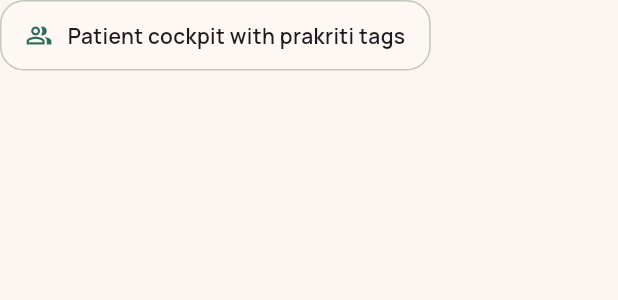
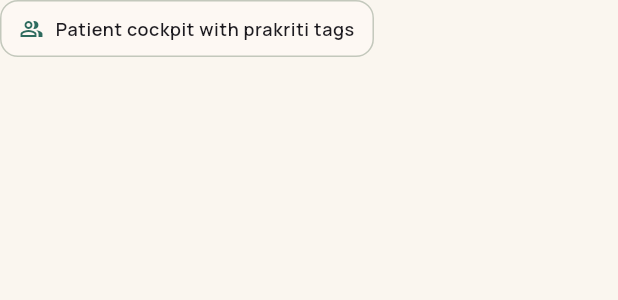
Before and after one commit to krrish-sehgal/SIH_Nutrition_app, a Flutter app: the _HighlightChip widget shown alone on an empty page, opened directly, on a phone screen of 412 x 824 dp. Shown: the top 300 px of the screen. Run offline on Flutter 3.47's test engine with Material 3 defaults, Android fonts, the phone set to English and light mode, and no system bars; our stand-ins replace camera, fl_chart, flutter_dotenv, flutter_gemini, google_fonts, image_picker and 1 more; missing offline and left inert: flutter_flip_card; accounts and stored records are empty; project files that could hold a hidden picture were left out.

Commit message:
fix: welcome screen

```diff
--- a/nutrition_app/lib/pages/welcome_screen.dart
+++ b/nutrition_app/lib/pages/welcome_screen.dart
@@ -80,37 +80,38 @@ class WelcomeScreen extends StatelessWidget {
                         ),
                       ),
                     ),
-                    const Spacer(),
-                    Container(
+                    Flexible(
+                      child: Container(
                         width: double.infinity,
                         decoration: AppDecorations.glassSurface(context: context),
-                      padding: const EdgeInsets.all(24),
+                        padding: const EdgeInsets.all(20),
+                        margin: const EdgeInsets.only(top: 20),
                         child: Column(
                           crossAxisAlignment: CrossAxisAlignment.start,
+                          mainAxisSize: MainAxisSize.min,
                           children: [
                             Text(
                               'Prototype showcase',
                               style: theme.textTheme.titleLarge,
                             ),
-                          const SizedBox(height: 12),
-                          Wrap(
-                            spacing: 16,
-                            runSpacing: 12,
-                            children: const [
+                            const SizedBox(height: 10),
+                            const Wrap(
+                              spacing: 12,
+                              runSpacing: 8,
+                              alignment: WrapAlignment.start,
+                              children: [
                                 _HighlightChip(
                                     icon: Icons.people_alt_outlined,
                                     label: 'Patient cockpit with prakriti tags'),
                                 _HighlightChip(
                                     icon: Icons.auto_awesome,
-                                  label:
-                                      'AI diet generator with rasa/virya context'),
+                                    label: 'AI diet generator with rasa/virya context'),
                                 _HighlightChip(
                                     icon: Icons.notifications_active_outlined,
-                                  label:
-                                      'Patient reminders & swap experiences'),
+                                    label: 'Patient reminders & swap experiences'),
                               ],
                             ),
-                          const SizedBox(height: 24),
+                            const SizedBox(height: 20),
                             Row(
                               children: [
                                 Expanded(
@@ -134,6 +135,7 @@ class WelcomeScreen extends StatelessWidget {
                           ],
                         ),
                       ),
+                    ),
                   ],
                 ),
               ),
@@ -155,23 +157,29 @@ class _HighlightChip extends StatelessWidget {
   Widget build(BuildContext context) {
     final theme = Theme.of(context);
     return Container(
-      padding: const EdgeInsets.symmetric(horizontal: 16, vertical: 12),
+      padding: const EdgeInsets.symmetric(horizontal: 12, vertical: 10),
       decoration: BoxDecoration(
         color: theme.colorScheme.surface.withOpacity(0.9),
-        borderRadius: BorderRadius.circular(16),
+        borderRadius: BorderRadius.circular(12),
         border: Border.all(color: theme.colorScheme.outlineVariant),
       ),
+      child: IntrinsicWidth(
         child: Row(
           mainAxisSize: MainAxisSize.min,
           children: [
-          Icon(icon, size: 18, color: theme.colorScheme.primary),
-          const SizedBox(width: 10),
-          Text(
+            Icon(icon, size: 16, color: theme.colorScheme.primary),
+            const SizedBox(width: 8),
+            Flexible(
+              child: Text(
                 label,
-            style: theme.textTheme.bodyMedium
+                style: theme.textTheme.bodySmall
                     ?.copyWith(fontWeight: FontWeight.w600),
+                overflow: TextOverflow.ellipsis,
+                maxLines: 2,
+              ),
             ),
           ],
+        ),
       ),
     );
   }
```
Lines whose indentation alone changed are shown as unchanged.
